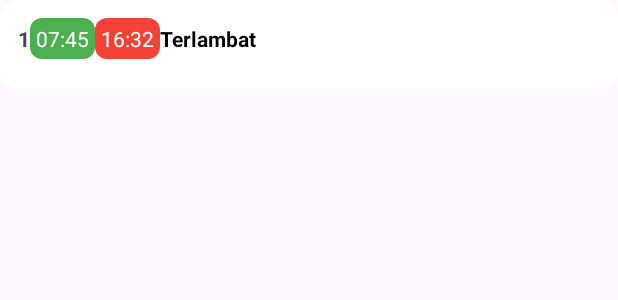
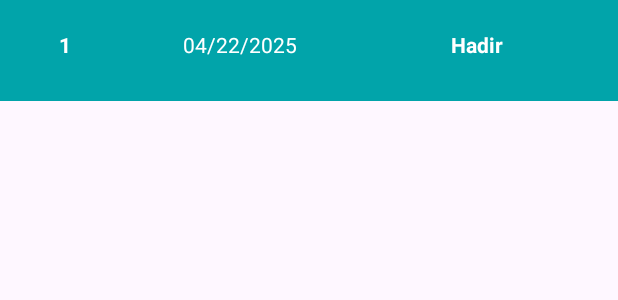
Before and after one commit to MuhammadIlhamSutama/Mobile_login_project_app, an Android app: the layout attendance_item.xml on its own in the app's theme, with its tools: preview values and no code run, on a phone screen of 412 x 824 dp. Shown: the top 300 px of the screen. Run offline under Robolectric (Android 15) with nearby library versions, the phone set to English and light mode, and no system bars.

```diff
--- a/app/build.gradle.kts
+++ b/app/build.gradle.kts
@@ -51,6 +51,9 @@ dependencies {
     implementation("com.squareup.okhttp3:logging-interceptor:4.9.3")
     implementation("com.squareup.retrofit2:converter-gson:2.9.0")
 
+    implementation("androidx.swiperefreshlayout:swiperefreshlayout:1.1.0")
+
+
 
 
 }
--- a/app/src/main/java/com/example/myapplication/LoginActivity.kt
+++ b/app/src/main/java/com/example/myapplication/LoginActivity.kt
@@ -5,7 +5,6 @@ import android.content.Intent
 import android.os.Build
 import android.os.Bundle
 import android.text.InputType
-import android.view.WindowInsets
 import android.view.WindowInsetsController
 import android.widget.Button
 import android.widget.EditText
@@ -75,8 +74,9 @@ class LoginActivity : AppCompatActivity() {
                         // ✅ Simpan token/userId ke SharedPreferences
                         val sharedPref = getSharedPreferences("login_pref", Context.MODE_PRIVATE)
                         val editor = sharedPref.edit()
-                        editor.putString("user_id", client.id.toString()) // atau token lain kalau ada
+                        editor.putString("user_id", client.user_id.toString()) // atau token lain kalau ada
                         editor.putString("username", client.username)
+
                         editor.apply()
 
                         // Pindah ke MainActivity
--- a/app/src/main/java/data/model/Client.kt
+++ b/app/src/main/java/data/model/Client.kt
@@ -1,7 +1,7 @@
 package data.model
 
 data class Client(
-    val id:Int,
+    val user_id:Int,
     val password: String,
     val username: String,
 )
--- a/app/src/main/res/layout/attendance_item.xml
+++ b/app/src/main/res/layout/attendance_item.xml
@@ -4,20 +4,17 @@
     android:layout_height="wrap_content"
     android:orientation="vertical"
     android:padding="12dp"
-    android:background="@drawable/bg_card"
-    android:layout_marginBottom="12dp">
+    android:background="@drawable/kotak"
+    android:backgroundTint="@color/ligth_green"
+    android:gravity="center_horizontal">
 
-    <!-- Baris atas dibungkus HorizontalScrollView -->
-    <HorizontalScrollView
+    <!-- Baris data -->
+    <LinearLayout
         android:layout_width="match_parent"
         android:layout_height="wrap_content"
-        android:scrollbars="none">
-
-        <LinearLayout
-            android:layout_width="wrap_content"
-            android:layout_height="wrap_content"
         android:orientation="horizontal"
-            android:weightSum="6"
+        android:weightSum="3"
+        android:gravity="center"
         android:paddingBottom="8dp">
 
         <TextView
@@ -26,48 +23,32 @@
             android:layout_height="wrap_content"
             android:layout_weight="0.5"
             android:text="1"
-                android:textStyle="bold" />
+            android:textStyle="bold"
+            android:textColor="#FFFFFF"
+            android:gravity="center"
+            android:padding="8dp"/>
 
         <TextView
             android:id="@+id/textDate"
-                android:layout_width="wrap_content"
+            android:layout_width="0dp"
             android:layout_height="wrap_content"
-                android:layout_weight="1.5"
-                 />
-
-            <TextView
-                android:id="@+id/textCheckIn"
-                android:layout_width="wrap_content"
-                android:layout_height="wrap_content"
-                android:layout_weight="1"
-                android:text="07:45"
-                android:background="@drawable/bg_checkin"
+            android:layout_weight="1.2"
+            android:text="04/22/2025"
+            android:textColor="#FFFFFF"
             android:gravity="center"
-                android:textColor="#fff"
-                android:padding="4dp" />
-
-            <TextView
-                android:id="@+id/textCheckOut"
-                android:layout_width="wrap_content"
-                android:layout_height="wrap_content"
-                android:layout_weight="1"
-                android:text="16:32"
-                android:background="@drawable/bg_checkout"
-                android:gravity="center"
-                android:textColor="#fff"
-                android:padding="4dp" />
+            android:layout_marginStart="10dp"
+            android:padding="8dp"/>
 
         <TextView
             android:id="@+id/textStatus"
-                android:layout_width="wrap_content"
+            android:layout_width="0dp"
             android:layout_height="wrap_content"
-                android:text="Terlambat"
+            android:layout_weight="1.3"
+            android:text="Hadir"
             android:textStyle="bold"
-                android:textColor="#000"
-                android:paddingTop="4dp" />
+            android:textColor="#FFFFFF"
+            android:gravity="center"
+            android:padding="8dp"/>
     </LinearLayout>
-    </HorizontalScrollView>
-
-    <!-- Baris status -->
 
 </LinearLayout>
```
Also changed, not shown: app/src/main/java/com/example/myapplication/AttendanceAdapter.java (+5 -5 lines), app/src/main/java/com/example/myapplication/MainActivity.java (+56 -20 lines), app/src/main/res/layout/activity_main.xml (+68 -10 lines). Lines whose indentation alone changed are shown as unchanged.
